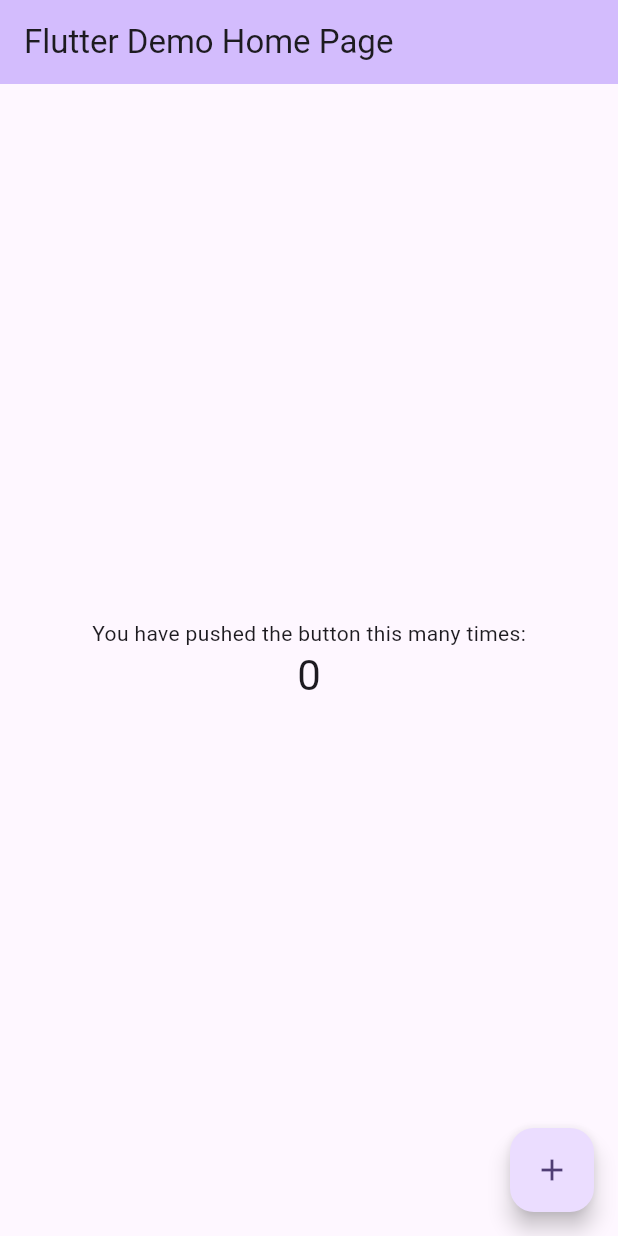
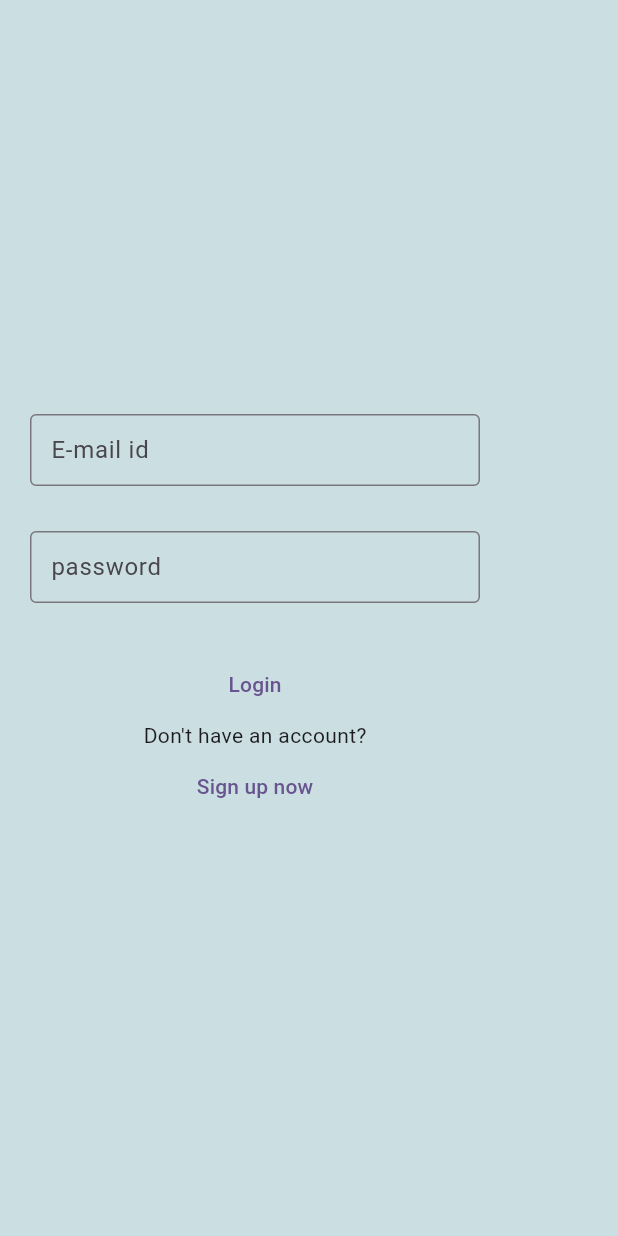
Before and after one commit to samarth-thaker/Todo-List-App, a Flutter app: the screen it shows after launch, on a phone screen of 412 x 824 dp. Run offline on Flutter 3.47's test engine with Material 3 defaults, Android fonts, the phone set to English and light mode, and no system bars.

Commit message:
SignUp and SignIn page

```diff
--- a/lib/main.dart
+++ b/lib/main.dart
@@ -1,4 +1,7 @@
 import 'package:flutter/material.dart';
+import 'signin.dart';
+import 'signup.dart';
+import 'dashboard.dart';
 
 void main() {
   runApp(const MyApp());
@@ -7,119 +10,20 @@ void main() {
 class MyApp extends StatelessWidget {
   const MyApp({super.key});
 
-  // This widget is the root of your application.
+
   @override
   Widget build(BuildContext context) {
     return MaterialApp(
       title: 'Flutter Demo',
       theme: ThemeData(
-        // This is the theme of your application.
-        //
-        // TRY THIS: Try running your application with "flutter run". You'll see
-        // the application has a purple toolbar. Then, without quitting the app,
-        // try changing the seedColor in the colorScheme below to Colors.green
-        // and then invoke "hot reload" (save your changes or press the "hot
-        // reload" button in a Flutter-supported IDE, or press "r" if you used
-        // the command line to start the app).
-        //
-        // Notice that the counter didn't reset back to zero; the application
-        // state is not lost during the reload. To reset the state, use hot
-        // restart instead.
-        //
-        // This works for code too, not just values: Most code changes can be
-        // tested with just a hot reload.
         colorScheme: ColorScheme.fromSeed(seedColor: Colors.deepPurple),
         useMaterial3: true,
       ),
-      home: const MyHomePage(title: 'Flutter Demo Home Page'),
+      home: const SignIn(),
+      routes: {
+        '/dashboard': (context) => DashboardScreen(),
+        '/signup': (context) => SignUp(),
+      },
     );
   }
 }
-
-class MyHomePage extends StatefulWidget {
-  const MyHomePage({super.key, required this.title});
-
-  // This widget is the home page of your application. It is stateful, meaning
-  // that it has a State object (defined below) that contains fields that affect
-  // how it looks.
-
-  // This class is the configuration for the state. It holds the values (in this
-  // case the title) provided by the parent (in this case the App widget) and
-  // used by the build method of the State. Fields in a Widget subclass are
-  // always marked "final".
-
-  final String title;
-
-  @override
-  State<MyHomePage> createState() => _MyHomePageState();
-}
-
-class _MyHomePageState extends State<MyHomePage> {
-  int _counter = 0;
-
-  void _incrementCounter() {
-    setState(() {
-      // This call to setState tells the Flutter framework that something has
-      // changed in this State, which causes it to rerun the build method below
-      // so that the display can reflect the updated values. If we changed
-      // _counter without calling setState(), then the build method would not be
-      // called again, and so nothing would appear to happen.
-      _counter++;
-    });
-  }
-
-  @override
-  Widget build(BuildContext context) {
-    // This method is rerun every time setState is called, for instance as done
-    // by the _incrementCounter method above.
-    //
-    // The Flutter framework has been optimized to make rerunning build methods
-    // fast, so that you can just rebuild anything that needs updating rather
-    // than having to individually change instances of widgets.
-    return Scaffold(
-      appBar: AppBar(
-        // TRY THIS: Try changing the color here to a specific color (to
-        // Colors.amber, perhaps?) and trigger a hot reload to see the AppBar
-        // change color while the other colors stay the same.
-        backgroundColor: Theme.of(context).colorScheme.inversePrimary,
-        // Here we take the value from the MyHomePage object that was created by
-        // the App.build method, and use it to set our appbar title.
-        title: Text(widget.title),
-      ),
-      body: Center(
-        // Center is a layout widget. It takes a single child and positions it
-        // in the middle of the parent.
-        child: Column(
-          // Column is also a layout widget. It takes a list of children and
-          // arranges them vertically. By default, it sizes itself to fit its
-          // children horizontally, and tries to be as tall as its parent.
-          //
-          // Column has various properties to control how it sizes itself and
-          // how it positions its children. Here we use mainAxisAlignment to
-          // center the children vertically; the main axis here is the vertical
-          // axis because Columns are vertical (the cross axis would be
-          // horizontal).
-          //
-          // TRY THIS: Invoke "debug painting" (choose the "Toggle Debug Paint"
-          // action in the IDE, or press "p" in the console), to see the
-          // wireframe for each widget.
-          mainAxisAlignment: MainAxisAlignment.center,
-          children: <Widget>[
-            const Text(
-              'You have pushed the button this many times:',
-            ),
-            Text(
-              '$_counter',
-              style: Theme.of(context).textTheme.headlineMedium,
-            ),
-          ],
-        ),
-      ),
-      floatingActionButton: FloatingActionButton(
-        onPressed: _incrementCounter,
-        tooltip: 'Increment',
-        child: const Icon(Icons.add),
-      ), // This trailing comma makes auto-formatting nicer for build methods.
-    );
-  }
-}
--- /dev/null
+++ b/lib/signin.dart
@@ -0,0 +1,77 @@
+import 'package:flutter/material.dart';
+
+class SignIn extends StatefulWidget {
+  const SignIn({super.key});
+
+  @override
+  State<SignIn> createState() => _SignInState();
+}
+
+class _SignInState extends State<SignIn> {
+  final _emailController = TextEditingController();
+  final _pwdController = TextEditingController();
+  void signIn() {
+    Navigator.pushNamed(context, '/dashboard');
+  }
+  void signUpNow(){
+    Navigator.pushNamed(context, '/signup');
+  }
+
+  @override
+  Widget build(BuildContext context) {
+    return Scaffold(
+      backgroundColor: Color.fromARGB(255, 203, 223, 226),
+      body: Padding(
+        padding: const EdgeInsets.all(20.0),
+        child: Column(
+          mainAxisAlignment: MainAxisAlignment.center,
+          children: [
+            SizedBox(
+              width: 300,
+              child: TextField(
+                controller: _emailController,
+                decoration: const InputDecoration(
+                  border: OutlineInputBorder(
+                    borderSide: BorderSide(
+                      color: Colors.deepOrange,
+                    ),
+                  ),
+                  hintText: "E-mail id",
+                  contentPadding: EdgeInsets.symmetric(horizontal: 10.0),
+                ),
+                keyboardType: TextInputType.emailAddress,
+              ),
+            ),
+            const SizedBox(
+              height: 30,
+            ),
+             SizedBox(
+              width: 300,
+              child: TextField(
+                controller: _pwdController,
+                decoration: const InputDecoration(
+                  border: OutlineInputBorder(
+                      borderSide: BorderSide(
+                    color: Colors.deepOrange,
+                  )),
+                  hintText: "password",
+                  contentPadding: EdgeInsets.symmetric(horizontal: 10.0),
+                ),
+                obscureText: true,
+              ),
+            ),
+            const SizedBox(
+              height: 30,
+            ),
+            TextButton(onPressed: signIn, child: const Text('Login')),
+
+            const SizedBox(
+              child: Text("Don't have an account?"),
+            ),
+            TextButton(onPressed: signUpNow, child:const Text("Sign up now"))
+          ],
+      ),
+    )
+    );
+  }
+}
```
Also changed, not shown: lib/dashboard.dart (added, +52 -0 lines), lib/signup.dart (added, +95 -0 lines).
